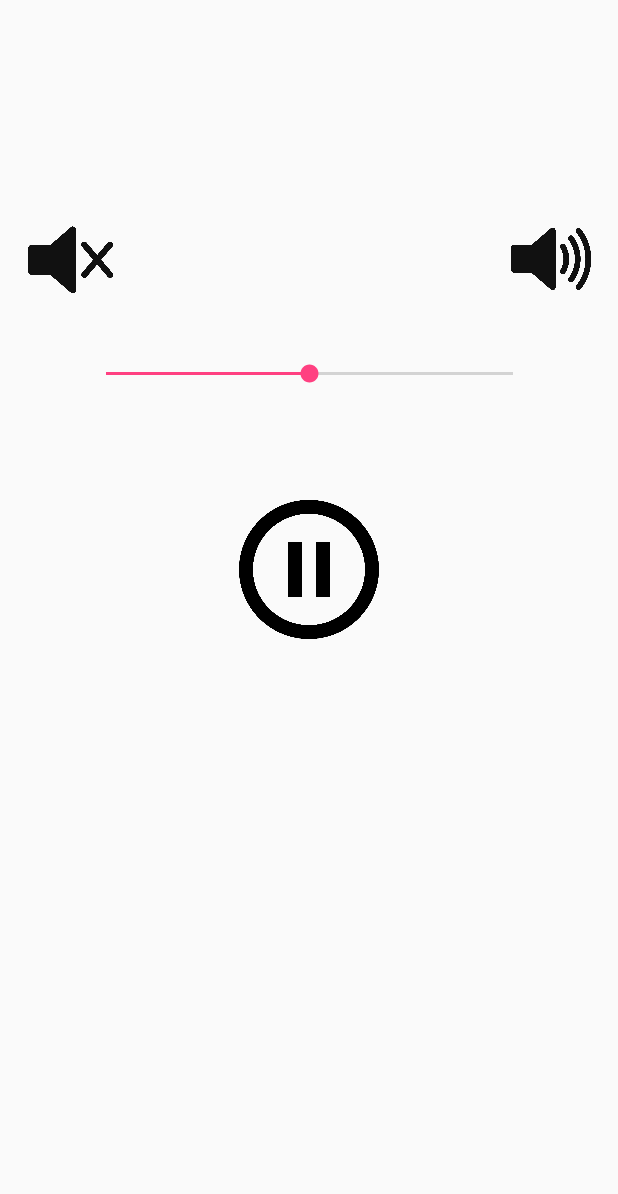
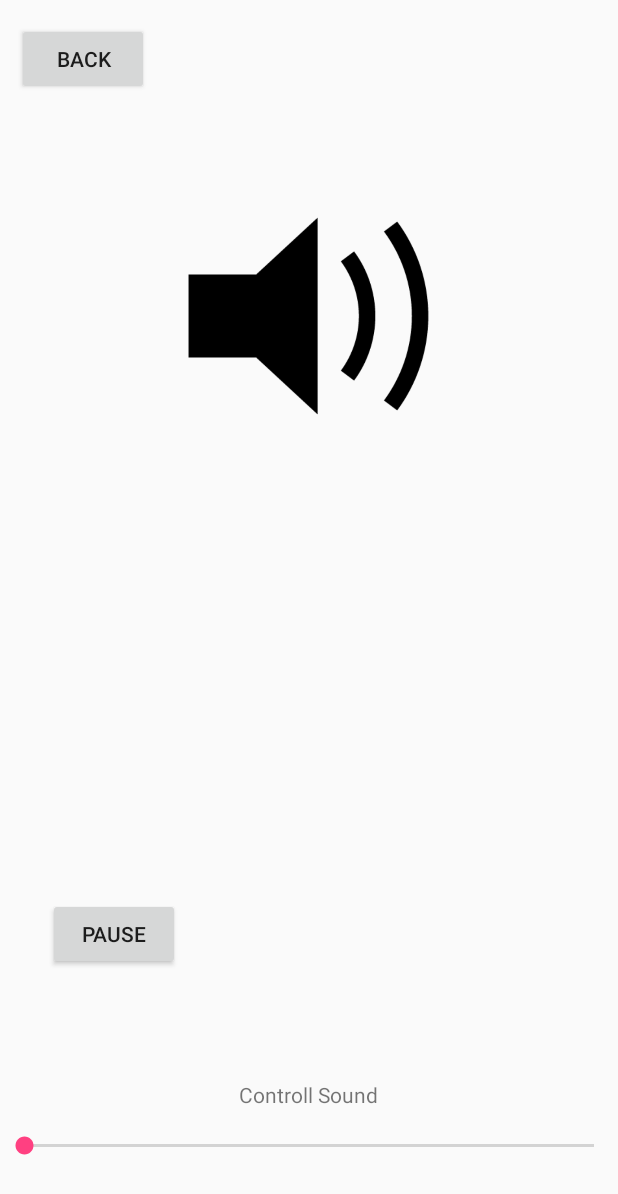
Before and after one commit to cbg44/SeekBarControlsMediaPlayer, an Android app: the screen it shows after launch (Settings), after a tap on an icon or button, on a phone screen of 412 x 824 dp. Shown: the top 1194 px of the screen. Run offline under Robolectric (Android 15) with nearby library versions, the phone set to English and light mode, and no system bars.

Commit message:
-adding setting activity -adding main screen with sound -adding signed apk

```diff
--- a/app/src/main/java/com/runtodrun/shenkar/runtodrun/MainScreen.java
+++ b/app/src/main/java/com/runtodrun/shenkar/runtodrun/MainScreen.java
@@ -1,33 +1,33 @@
 package com.runtodrun.shenkar.runtodrun;
-
 import android.content.Intent;
 import android.media.MediaPlayer;
 import android.os.Bundle;
 import android.support.v7.app.AppCompatActivity;
 
 public class MainScreen extends AppCompatActivity {
+    public static final String ACTION_PLAY = "PLAY";
 
-    private MediaPlayer backgroundSound;
+    private MediaPlayer mediaPlayer;
 
     @Override
     protected void onCreate(Bundle savedInstanceState) {
         super.onCreate(savedInstanceState);
         setContentView(R.layout.activity_main_screen);
-        backgroundSound = MediaPlayer.create(this, R.raw.scarymusic);
-        backgroundSound.setLooping(true);
-        backgroundSound.start();
-
+        mediaPlayer = MediaPlayer.create(this, R.raw.scarymusic);
+        mediaPlayer.setLooping(true);
+        mediaPlayer.start();
     }
 
-
     public void clickSetting(android.view.View view){
-        backgroundSound.pause();
-        startActivity(new Intent(this, Settings.class));
+        mediaPlayer.pause();
+        Intent intent = new Intent(this, Settings.class);
+        startActivity(intent);
     }
 
     public void clickPlay(android.view.View view){
-        backgroundSound.pause();
-        startActivity(new Intent(this,start_game.class));
+        mediaPlayer.pause();
+        Intent intent = new Intent(this, StartGameActivity.class);
+        startActivity(intent);
     }
 
 }
--- a/app/src/main/java/com/runtodrun/shenkar/runtodrun/Settings.java
+++ b/app/src/main/java/com/runtodrun/shenkar/runtodrun/Settings.java
@@ -1,60 +1,107 @@
 package com.runtodrun.shenkar.runtodrun;
-
+import android.content.Context;
+import android.media.AudioManager;
 import android.media.MediaPlayer;
 import android.os.Bundle;
 import android.support.v7.app.AppCompatActivity;
 import android.view.View;
+import android.view.ViewGroup;
 import android.widget.Button;
+import android.widget.ImageView;
 import android.widget.SeekBar;
 
+
 public class Settings extends AppCompatActivity {
-
-    private SeekBar volumeBar;
-    public MediaPlayer backgroundSound;
-    Button playBtn;
-
+    public MediaPlayer mediaPlayer;
+    public Button start;
+    public Button pause;
+    public Button back;
+    public SeekBar volume;
+    public ImageView muteIcon;
+    public ImageView playIcon;
     @Override
     protected void onCreate(Bundle savedInstanceState) {
         super.onCreate(savedInstanceState);
         setContentView(R.layout.activity_setting);
+        start= findViewById(R.id.button_start);
+        pause = findViewById(R.id.button_pause);
+        start.setVisibility(View.INVISIBLE);
+        back = findViewById(R.id.button_back);
+        muteIcon = findViewById(R.id.muteIcon);
+        playIcon = findViewById(R.id.playIcon);
+        volume = findViewById(R.id.sound);
+        mediaPlayer = mediaPlayer.create(this, R.raw.scarymusic);
+        mediaPlayer.setLooping(true);
+        mediaPlayer.setVolume(0.5f, 0.5f);
+        mediaPlayer.seekTo(0);
+        mediaPlayer.start();
+        final AudioManager audioManager = (AudioManager)getSystemService(Context.AUDIO_SERVICE);
+        volume.setMax(audioManager.getStreamMaxVolume(AudioManager.STREAM_MUSIC));
+        volume.setProgress(audioManager.getStreamVolume(AudioManager.STREAM_MUSIC));
 
-        backgroundSound = MediaPlayer.create(this, R.raw.scarymusic);
-        backgroundSound.setLooping(true);
-        backgroundSound.setVolume(0.5f, 0.5f);
-        backgroundSound.seekTo(0);
-        backgroundSound.start();
+        back.setOnClickListener(new View.OnClickListener() {
+            @Override
+            public void onClick(View v) {
+                finish();
+            }
+        });
 
-        playBtn = findViewById(R.id.playmusic);
-        volumeBar = findViewById(R.id.volumeBar);
-
-        volumeBar.setOnSeekBarChangeListener(new SeekBar.OnSeekBarChangeListener() {
+        try {
+            volume.setOnSeekBarChangeListener(new SeekBar.OnSeekBarChangeListener()
+            {
                 @Override
-            public void onProgressChanged(SeekBar seekBar, int progress, boolean fromUser) {
-                float volumeNum = progress / 100f;
-                backgroundSound.setVolume(volumeNum, volumeNum);
+                public void onStopTrackingTouch(SeekBar arg0)
+                {
                 }
 
                 @Override
-            public void onStartTrackingTouch(SeekBar seekBar) {
-
+                public void onStartTrackingTouch(SeekBar arg0)
+                {
+                    //   mediaPlayer.setVolume(1,1);
                 }
 
                 @Override
-            public void onStopTrackingTouch(SeekBar seekBar) {
+                public void onProgressChanged(SeekBar arg0, int progress, boolean arg2)
+                {
+                    audioManager.setStreamVolume(AudioManager.STREAM_MUSIC, progress, 0);
+                    if (progress == 0){
+
+                            muteIcon.setVisibility(View.VISIBLE);
+                            playIcon.setVisibility(View.INVISIBLE);
+
+                    }else{
+                        playIcon.setVisibility(View.VISIBLE);
+                        muteIcon.setVisibility(View.INVISIBLE);
+                    }
 
                 }
             });
         }
+        catch (Exception e) {e.printStackTrace();}
 
-    public void clickPlayMusic(View view){
-        if(!backgroundSound.isPlaying()){
-            //stop
-            backgroundSound.start();
-            playBtn.setBackgroundResource(R.drawable.pause);
-        } else{
-            //play
-            backgroundSound.pause();
-            playBtn.setBackgroundResource(R.drawable.playmusic);
+
+    }
+
+
+    public void PlayMusic(View view){
+        if(!mediaPlayer.isPlaying()) {
+            mediaPlayer.start();
+            start.setVisibility(View.INVISIBLE);
+            pause.setVisibility(View.VISIBLE);
+            playIcon.setVisibility(View.VISIBLE);
+            muteIcon.setVisibility(View.INVISIBLE);
         }
     }
+
+
+    public void PauseMusic(View view){
+        if(mediaPlayer.isPlaying()) {
+            mediaPlayer.pause();
+            pause.setVisibility(View.INVISIBLE);
+            start.setVisibility(View.VISIBLE);
+            muteIcon.setVisibility(View.VISIBLE);
+            playIcon.setVisibility(View.INVISIBLE);
         }
+    }
+
+}
--- a/app/src/main/java/com/runtodrun/shenkar/runtodrun/start_game.java
+++ b/app/src/main/java/com/runtodrun/shenkar/runtodrun/StartGameActivity.java
@@ -5,7 +5,7 @@ import android.support.v7.app.AppCompatActivity;
 import android.view.MotionEvent;
 
 
-public class start_game extends AppCompatActivity{
+public class StartGameActivity extends AppCompatActivity{
     private StartGame startGame;
 
     @Override
--- a/app/src/main/res/layout/activity_setting.xml
+++ b/app/src/main/res/layout/activity_setting.xml
@@ -1,60 +1,89 @@
 <?xml version="1.0" encoding="utf-8"?>
-<android.support.constraint.ConstraintLayout xmlns:android="http://schemas.android.com/apk/res/android"
+<RelativeLayout xmlns:android="http://schemas.android.com/apk/res/android"
+    xmlns:tools="http://schemas.android.com/tools"
     xmlns:app="http://schemas.android.com/apk/res-auto"
-    xmlns:tools="http://schemas.android.com/tools"
+    android:id="@+id/activity_main"
     android:layout_width="match_parent"
     android:layout_height="match_parent"
+
     tools:context="com.runtodrun.shenkar.runtodrun.Settings">
 
     <SeekBar
-        android:id="@+id/volumeBar"
-        android:layout_width="303dp"
+        android:layout_width="wrap_content"
         android:layout_height="wrap_content"
-        android:layout_marginTop="240dp"
-        android:max="100"
-        android:progress="50"
-        app:layout_constraintEnd_toEndOf="parent"
-        app:layout_constraintHorizontal_bias="0.506"
-        app:layout_constraintLeft_toLeftOf="parent"
-        app:layout_constraintRight_toRightOf="parent"
-        app:layout_constraintStart_toStartOf="parent"
-        app:layout_constraintTop_toTopOf="parent" />
+        android:layout_marginBottom="51dp"
+        android:id="@+id/sound"
+        android:layout_alignParentBottom="true"
+        android:layout_alignParentStart="true"
+        android:layout_alignParentEnd="true" />
 
 
-    <ImageView
-        android:id="@+id/imageView3"
-        android:layout_width="58dp"
-        android:layout_height="264dp"
-        android:layout_marginEnd="16dp"
-        android:layout_marginTop="40dp"
-        app:layout_constraintEnd_toEndOf="parent"
-        app:layout_constraintTop_toTopOf="parent"
-        app:srcCompat="@drawable/sound" />
+    <Button
+        android:id="@+id/button_pause"
+        android:layout_width="wrap_content"
+        android:onClick="PauseMusic"
+        android:layout_height="wrap_content"
+
+        android:layout_alignParentBottom="true"
+        android:layout_alignParentStart="true"
+        android:layout_marginBottom="177dp"
+        android:layout_marginStart="32dp"
+        android:text="pause" />
+
+    <Button
+        android:id="@+id/button_start"
+        android:onClick="PlayMusic"
+        android:layout_width="wrap_content"
+        android:layout_height="wrap_content"
+        android:layout_alignTop="@+id/button_pause"
+        android:layout_centerHorizontal="true"
+        android:text="Start" />
+
+    <TextView
+        android:text="Controll Sound"
+
+        android:layout_width="wrap_content"
+        android:layout_height="wrap_content"
+        android:id="@+id/textView"
+        android:layout_above="@+id/sound"
+        android:layout_centerHorizontal="true"
+        android:layout_marginBottom="15dp" />
+
+
+    <Button
+        android:id="@+id/button_back"
+        android:layout_width="wrap_content"
+        android:layout_height="wrap_content"
+        android:layout_alignParentStart="true"
+        android:layout_alignParentTop="true"
+        android:layout_marginStart="11dp"
+        android:layout_marginTop="15dp"
+        android:text="Back" />
 
     <ImageView
-        android:id="@+id/imageView4"
-        android:layout_width="62dp"
-        android:layout_height="137dp"
-        android:layout_marginStart="16dp"
-        android:layout_marginTop="104dp"
+        android:id="@+id/muteIcon"
+        android:layout_width="293dp"
+        android:layout_height="268dp"
+        android:layout_alignParentTop="true"
+        android:layout_centerHorizontal="true"
+        android:layout_marginTop="90dp"
+        android:visibility="invisible"
         app:layout_constraintLeft_toLeftOf="parent"
         app:layout_constraintStart_toStartOf="parent"
         app:layout_constraintTop_toTopOf="parent"
         app:srcCompat="@drawable/mute" />
 
-    <Button
-        android:id="@+id/playmusic"
-        android:layout_width="112dp"
-        android:layout_height="111dp"
-        android:layout_marginEnd="8dp"
-        android:layout_marginStart="8dp"
-        android:layout_marginTop="324dp"
-        android:background="@drawable/pause"
-        android:onClick="clickPlayMusic"
-        app:layout_constraintEnd_toEndOf="parent"
+    <ImageView
+        android:id="@+id/playIcon"
+        android:layout_width="319dp"
+        android:layout_height="221dp"
+        android:layout_alignParentTop="true"
+        android:layout_centerHorizontal="true"
+        android:layout_marginTop="100dp"
+        android:visibility="visible"
         app:layout_constraintLeft_toLeftOf="parent"
-        app:layout_constraintRight_toRightOf="parent"
         app:layout_constraintStart_toStartOf="parent"
-        app:layout_constraintTop_toTopOf="parent" />
+        app:layout_constraintTop_toTopOf="parent"
+        app:srcCompat="@drawable/sound" />
 
-</android.support.constraint.ConstraintLayout>
+</RelativeLayout>
--- a/app/src/main/res/layout/activity_start.xml
+++ b/app/src/main/res/layout/activity_start.xml
@@ -3,6 +3,6 @@
     xmlns:tools="http://schemas.android.com/tools"
     android:layout_width="match_parent"
     android:layout_height="match_parent"
-    tools:context="com.runtodrun.shenkar.runtodrun.start_game">
+    tools:context="com.runtodrun.shenkar.runtodrun.StartGameActivity">
 
 </android.support.constraint.ConstraintLayout>
```
Also changed, not shown: app/src/main/AndroidManifest.xml (+5 -5 lines), app/src/main/java/com/runtodrun/shenkar/runtodrun/StartGame.java (+9 -15 lines), app/src/main/res/drawable-xxhdpi/mute.png (deleted), app/src/main/res/drawable-xxhdpi/sound.png (deleted), app/src/main/res/drawable/mute.png (added), app/src/main/res/drawable/sound.png (added). Lines whose indentation alone changed are shown as unchanged.
